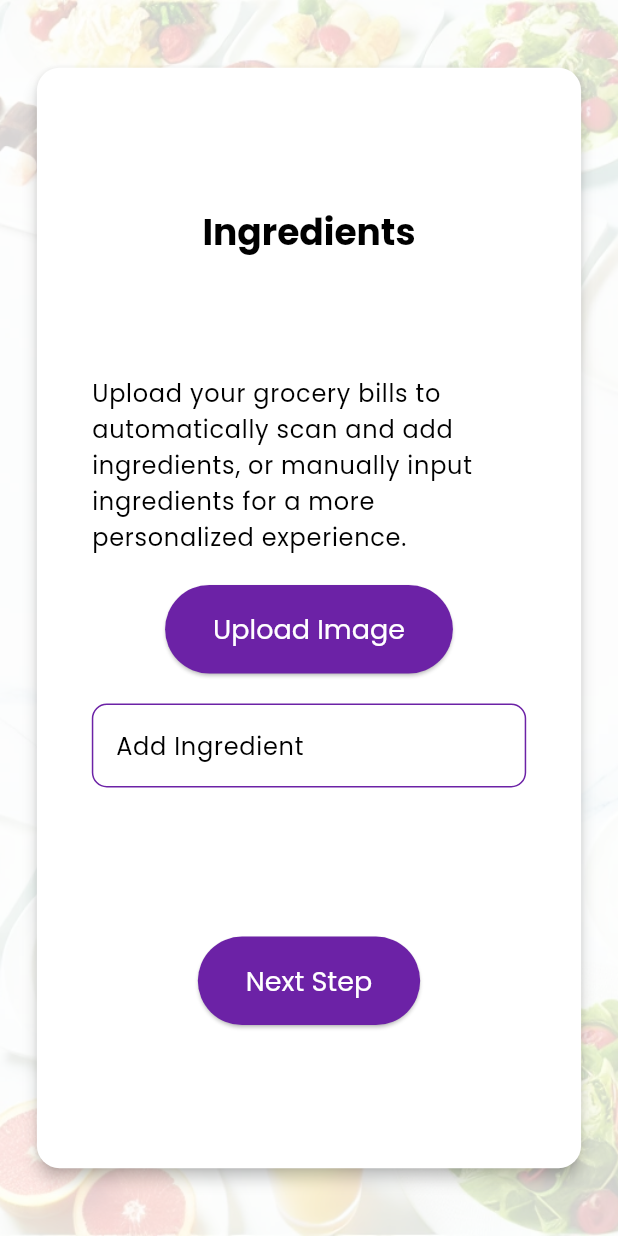
After one commit to DigvijayIngole55/recipeee_flutter, a Flutter app: the IngredientsPage screen opened by its route, on a phone screen of 412 x 824 dp. The commit adds this screen. Run offline on Flutter 3.47's test engine with Material 3 defaults, Android fonts, the light colour scheme and no system bars; our stand-ins replace google_fonts, image_picker, rive; missing offline and left inert: dart:html, image_picker_web.

Commit message:
OCR integrated

```diff
--- /dev/null
+++ b/lib/Pages/ingredients_page.dart
@@ -0,0 +1,170 @@
+import 'package:flutter/material.dart';
+import 'package:provider/provider.dart';
+import 'package:receipeee/providers/ingredient_provider.dart';
+import 'package:receipeee/theme.dart';
+import 'package:receipeee/widgets/common_background.dart';
+import 'package:receipeee/widgets/common_card_widget.dart';
+import 'package:receipeee/widgets/common_elevated_button.dart';
+import 'package:receipeee/widgets/loading_widget.dart';
+
+class IngredientsPage extends StatefulWidget {
+  @override
+  _IngredientsPageState createState() => _IngredientsPageState();
+}
+
+class _IngredientsPageState extends State<IngredientsPage> {
+  final TextEditingController _ingredientController = TextEditingController();
+  bool _isLoading = false;
+
+  @override
+  Widget build(BuildContext context) {
+    final mediaQuery = MediaQuery.of(context);
+    final screenWidth = mediaQuery.size.width;
+    final screenHeight = mediaQuery.size.height;
+
+    final horizontalPadding =
+        screenWidth > 600 ? screenWidth * 0.1 : screenWidth * 0.05;
+    final verticalPadding =
+        screenHeight > 800 ? screenHeight * 0.05 : screenHeight * 0.03;
+
+    return Scaffold(
+      body: CommonBackground(
+        child: Center(
+          child: Padding(
+            padding: EdgeInsets.symmetric(
+                horizontal: horizontalPadding, vertical: verticalPadding),
+            child: CommonCard(
+              child: _isLoading
+                  ? LoadingRobotWidget(
+                      height: mediaQuery.size.height - horizontalPadding,
+                    )
+                  : Column(
+                      mainAxisAlignment: MainAxisAlignment.spaceEvenly,
+                      children: [
+                        Text(
+                          'Ingredients',
+                          style: Theme.of(context)
+                              .textTheme
+                              .headlineLarge
+                              ?.copyWith(color: Colors.black),
+                        ),
+                        Container(
+                          padding: EdgeInsets.symmetric(
+                              vertical: 0, horizontal: horizontalPadding),
+                          child: Column(
+                            children: [
+                              Text(
+                                'Upload your grocery bills to automatically scan and add ingredients, or manually input ingredients for a more personalized experience.',
+                                style: Theme.of(context)
+                                    .textTheme
+                                    .bodyLarge
+                                    ?.copyWith(color: Colors.black),
+                              ),
+                              SizedBox(height: 20),
+                              ElevatedButton(
+                                onPressed: () =>
+                                    Provider.of<IngredientProvider>(context,
+                                            listen: false)
+                                        .pickImage(context),
+                                child: Text('Upload Image'),
+                              ),
+                              SizedBox(height: 20),
+                              TextField(
+                                controller: _ingredientController,
+                                decoration: InputDecoration(
+                                    labelText: 'Add Ingredient',
+                                    border: OutlineInputBorder(
+                                      borderRadius: BorderRadius.circular(10.0),
+                                      borderSide: BorderSide(
+                                        color: AppTheme
+                                            .darkPurple, // Purple color border
+                                      ),
+                                    ),
+                                    focusedBorder: OutlineInputBorder(
+                                      borderRadius: BorderRadius.circular(10.0),
+                                      borderSide: BorderSide(
+                                        color: AppTheme
+                                            .darkPurple, // Purple color border
+                                      ),
+                                    ),
+                                    enabledBorder: OutlineInputBorder(
+                                      borderRadius: BorderRadius.circular(10.0),
+                                      borderSide: BorderSide(
+                                        color: AppTheme
+                                            .darkPurple, // Purple color border
+                                      ),
+                                    ),
+                                    labelStyle:
+                                        Theme.of(context).textTheme.bodyLarge),
+                                onSubmitted: (value) {
+                                  Provider.of<IngredientProvider>(context,
+                                          listen: false)
+                                      .addIngredient(value);
+                                  _ingredientController.clear();
+                                },
+                              ),
+                              SizedBox(height: 20),
+                              Consumer<IngredientProvider>(
+                                builder: (context, ingredientProvider, child) {
+                                  return Wrap(
+                                    spacing: 6.0,
+                                    runSpacing: 6.0,
+                                    children: ingredientProvider.ingredients
+                                        .map((ingredient) {
+                                      return Chip(
+                                        label: Text(ingredient.name,
+                                            style: Theme.of(context)
+                                                .textTheme
+                                                .bodyLarge
+                                                ?.copyWith(
+                                                    color: Colors.white)),
+                                        backgroundColor: AppTheme.purple,
+                                        deleteIcon: Icon(Icons.close,
+                                            color: Colors.white),
+                                        shape: StadiumBorder(
+                                          side: BorderSide(
+                                            color: AppTheme
+                                                .darkPurple, // Dark color border
+                                          ),
+                                        ),
+                                        onDeleted: () {
+                                          Provider.of<IngredientProvider>(
+                                                  context,
+                                                  listen: false)
+                                              .removeIngredient(
+                                                  ingredientProvider.ingredients
+                                                      .indexOf(ingredient));
+                                        },
+                                      );
+                                    }).toList(),
+                                  );
+                                },
+                              ),
+                            ],
+                          ),
+                        ),
+                        Center(
+                          child: CommonElevatedButton(
+                            text: 'Next Step',
+                            onPressed: () async {
+                              setState(() {
+                                _isLoading = true;
+                              });
+                              // Simulate API call
+                              await Future.delayed(Duration(seconds: 10));
+                              setState(() {
+                                _isLoading = false;
+                              });
+                              Navigator.pushNamed(context, '/results');
+                            },
+                          ),
+                        ),
+                      ],
+                    ),
+            ),
+          ),
+        ),
+      ),
+    );
+  }
+}
--- a/lib/main.dart
+++ b/lib/main.dart
@@ -1,6 +1,8 @@
 import 'package:flutter/material.dart';
 import 'package:provider/provider.dart';
-import 'package:receipeee/screens/homeScreen.dart';
+import 'package:receipeee/Pages/home_page.dart';
+import 'package:receipeee/Pages/ingredients_page.dart';
+import 'package:receipeee/Pages/result_page.dart';
 import 'providers/ingredient_provider.dart';
 import 'providers/recipe_provider.dart';
 import 'theme.dart';
@@ -23,7 +25,8 @@ class MyApp extends StatelessWidget {
         initialRoute: '/',
         routes: {
           '/': (context) => HomePage(),
-          // '/ingredients': (context) => IngredientsPage(),
+          '/ingredients': (context) => IngredientsPage(),
+          '/results': (context) => ResultsPage(),
           // '/recipe_suggestions': (context) => RecipeSuggestionsPage(),
         },
       ),
--- a/lib/providers/ingredient_provider.dart
+++ b/lib/providers/ingredient_provider.dart
@@ -1,4 +1,8 @@
+import 'dart:convert';
+import 'dart:html' as html;
 import 'package:flutter/material.dart';
+import 'package:image_picker_web/image_picker_web.dart';
+import 'package:provider/provider.dart';
 import 'package:receipeee/models/ingredient.dart';
 
 class IngredientProvider with ChangeNotifier {
@@ -20,4 +24,54 @@ class IngredientProvider with ChangeNotifier {
     _ingredients = ingredients;
     notifyListeners();
   }
+
+  Future<void> uploadImage(html.File imageFile, BuildContext context) async {
+    final url = Uri.parse('http://localhost:8080/ocr/upload');
+    final reader = html.FileReader();
+    reader.readAsArrayBuffer(imageFile);
+    reader.onLoadEnd.listen((event) async {
+      final formData = html.FormData();
+      formData.appendBlob('image', html.Blob([reader.result]), imageFile.name);
+
+      final request = html.HttpRequest();
+      request.open('POST', url.toString(), async: true);
+      request.setRequestHeader('Accept', 'application/json');
+      request.onLoadEnd.listen((event) {
+        if (request.status == 200) {
+          try {
+            final extractedData = json.decode(request.responseText!);
+            final ingredients = List<String>.from(extractedData['ingredients']);
+            print(ingredients);
+            Provider.of<IngredientProvider>(context, listen: false)
+                .setIngredients(ingredients
+                    .map((ingredient) => Ingredient(ingredient))
+                    .toList());
+            print('Image uploaded successfully and ingredients updated.');
+          } catch (e) {
+            print('Failed to decode response: $e');
+          }
+        } else {
+          print('Failed to upload image. Status: ${request.status}');
+          print('Response: ${request.responseText}');
+        }
+      });
+      request.onError.listen((event) {
+        print('An error occurred during the upload.');
+      });
+      request.send(formData);
+    });
+  }
+
+  void pickImage(BuildContext context) async {
+    final pickedFile = await ImagePickerWeb.getImageAsFile();
+    if (pickedFile != null) {
+      uploadImage(pickedFile, context);
+    }
+  }
 }
+
+class Ingredient {
+  final String name;
+
+  Ingredient(this.name);
+}
--- a/lib/theme.dart
+++ b/lib/theme.dart
@@ -1,4 +1,5 @@
 import 'package:flutter/material.dart';
+import 'package:google_fonts/google_fonts.dart';
 
 class AppTheme {
   static const Color lightPink = Color(0xFFFFE6E6);
@@ -14,9 +15,25 @@ class AppTheme {
       secondary: softPink,
       background: lightPink,
     ),
+    textTheme: GoogleFonts.poppinsTextTheme().copyWith(
+      headlineLarge: GoogleFonts.poppins(
+        color: Colors.black,
+        fontSize: 24,
+        fontWeight: FontWeight.bold,
+      ),
+      titleLarge: GoogleFonts.poppins(
+        color: Colors.black,
+        fontSize: 20,
+        fontWeight: FontWeight.bold,
+      ),
+      bodyLarge: GoogleFonts.poppins(
+        color: Colors.black,
+        fontSize: 16,
+      ),
+    ),
     appBarTheme: AppBarTheme(
       backgroundColor: lightPink,
-      titleTextStyle: TextStyle(
+      titleTextStyle: GoogleFonts.poppins(
         color: Colors.black,
         fontSize: 20,
         fontWeight: FontWeight.bold,
@@ -26,8 +43,8 @@ class AppTheme {
       style: ElevatedButton.styleFrom(
         foregroundColor: Colors.white,
         backgroundColor: darkPurple,
-        padding: EdgeInsets.symmetric(horizontal: 32, vertical: 24),
-        textStyle: TextStyle(fontSize: 18),
+        padding: EdgeInsets.symmetric(horizontal: 32, vertical: 16),
+        textStyle: GoogleFonts.poppins(fontSize: 18),
         shape: RoundedRectangleBorder(
           borderRadius: BorderRadius.circular(30.0),
         ),
@@ -36,20 +53,13 @@ class AppTheme {
     textButtonTheme: TextButtonThemeData(
       style: TextButton.styleFrom(
         foregroundColor: Colors.white,
-        backgroundColor: darkPurple,
+        backgroundColor: softPink,
         padding: EdgeInsets.symmetric(horizontal: 24, vertical: 12),
-        textStyle: TextStyle(fontSize: 16),
+        textStyle: GoogleFonts.poppins(fontSize: 16),
         shape: RoundedRectangleBorder(
           borderRadius: BorderRadius.circular(30.0),
         ),
       ),
     ),
-    textTheme: TextTheme(
-      headlineLarge: TextStyle(
-          color: Colors.black, fontSize: 24, fontWeight: FontWeight.bold),
-      titleLarge: TextStyle(
-          color: Colors.black, fontSize: 20, fontWeight: FontWeight.bold),
-      bodyLarge: TextStyle(color: Colors.black, fontSize: 16),
-    ),
   );
 }
--- a/lib/widgets/common_background.dart
+++ b/lib/widgets/common_background.dart
@@ -18,7 +18,7 @@ class CommonBackground extends StatelessWidget {
           ),
         ),
         Container(
-          color: Colors.black.withOpacity(0.3), // Transparent overlay
+          color: Colors.white.withOpacity(0.8), // Semi-transparent overlay
         ),
         child,
       ],
--- /dev/null
+++ b/lib/widgets/common_card_widget.dart
@@ -0,0 +1,26 @@
+import 'package:flutter/material.dart';
+
+class CommonCard extends StatelessWidget {
+  final Widget child;
+
+  const CommonCard({Key? key, required this.child}) : super(key: key);
+
+  @override
+  Widget build(BuildContext context) {
+    final mediaQuery = MediaQuery.of(context);
+    final screenHeight = mediaQuery.size.height;
+
+    return Card(
+      elevation: 4,
+      shape: RoundedRectangleBorder(
+        borderRadius: BorderRadius.circular(15.0),
+      ),
+      color: Colors.white,
+      child: Container(
+        height: screenHeight,
+        padding: const EdgeInsets.all(16.0),
+        child: child,
+      ),
+    );
+  }
+}
--- a/pubspec.yaml
+++ b/pubspec.yaml
@@ -37,6 +37,10 @@ dependencies:
   cupertino_icons: ^1.0.6
   image_picker: ^1.1.2
   provider: ^6.1.2
+  google_fonts: ^6.2.1
+  rive: ^0.13.8
+  http: ^1.2.1
+  image_picker_web: ^4.0.0
 
 dev_dependencies:
   flutter_test:
```
Also changed, not shown: lib/Pages/result_page.dart (added, +188 -0 lines), lib/widgets/custom_page_route.dart (added, +29 -0 lines), lib/widgets/loading_widget.dart (added, +47 -0 lines), lib/Pages/home_page.dart (renamed from lib/screens/homeScreen.dart), pubspec.lock, 6 other files.
